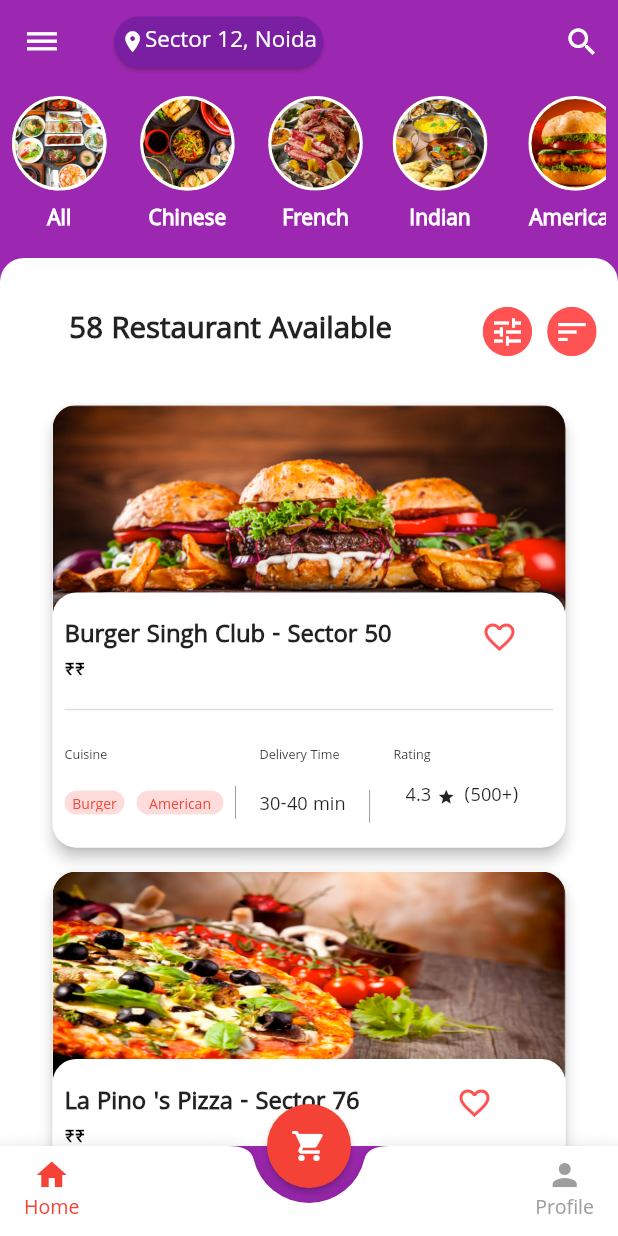
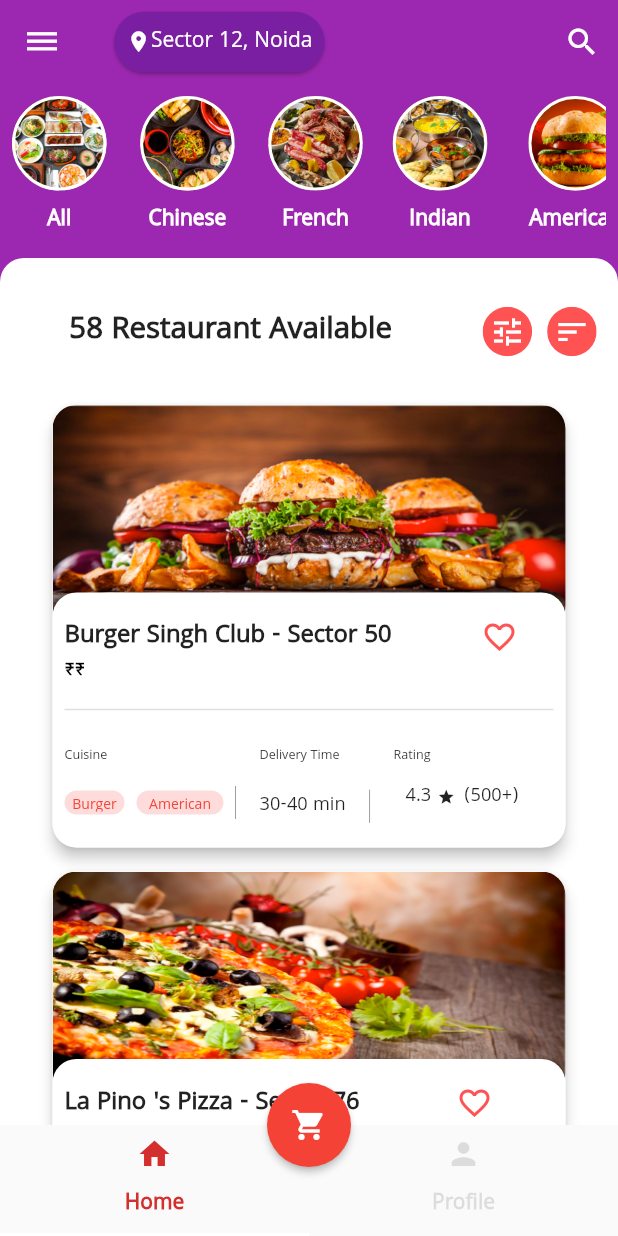
Before and after one commit to cagladogancay/flutter_food_delivery_ui, a Flutter app: the screen it shows after launch, on a phone screen of 412 x 824 dp. Run offline on Flutter 3.47's test engine with Material 2 defaults, Android fonts, the phone set to English and light mode, and no system bars.

```diff
--- a/lib/core/init/themes/theme.dart
+++ b/lib/core/init/themes/theme.dart
@@ -70,37 +70,37 @@ final ThemeData myTheme = ThemeData(
   textTheme: TextTheme(
     headline1: TextStyle(
       color: Color(0x8a000000),
-      fontSize: null,
+      fontSize: 50,
       fontWeight: FontWeight.w400,
       fontStyle: FontStyle.normal,
     ),
     headline2: TextStyle(
       color: Color(0x8a000000),
-      fontSize: null,
+      fontSize: 40,
       fontWeight: FontWeight.w400,
       fontStyle: FontStyle.normal,
     ),
     headline3: TextStyle(
       color: Color(0x8a000000),
-      fontSize: null,
+      fontSize: 30,
       fontWeight: FontWeight.w400,
       fontStyle: FontStyle.normal,
     ),
     headline4: TextStyle(
       color: Color(0x8a000000),
-      fontSize: null,
+      fontSize: 20,
       fontWeight: FontWeight.w400,
       fontStyle: FontStyle.normal,
     ),
     headline5: TextStyle(
       color: Color(0xdd000000),
-      fontSize: null,
+      fontSize: 15,
       fontWeight: FontWeight.w400,
       fontStyle: FontStyle.normal,
     ),
     headline6: TextStyle(
       color: Color(0xdd000000),
-      fontSize: null,
+      fontSize: 12,
       fontWeight: FontWeight.w400,
       fontStyle: FontStyle.normal,
     ),
@@ -150,37 +150,37 @@ final ThemeData myTheme = ThemeData(
   primaryTextTheme: TextTheme(
     headline1: TextStyle(
       color: Color(0xb3ffffff),
-      fontSize: null,
+      fontSize: 50,
       fontWeight: FontWeight.w400,
       fontStyle: FontStyle.normal,
     ),
     headline2: TextStyle(
       color: Color(0xb3ffffff),
-      fontSize: null,
+      fontSize: 40,
       fontWeight: FontWeight.w400,
       fontStyle: FontStyle.normal,
     ),
     headline3: TextStyle(
       color: Color(0xb3ffffff),
-      fontSize: null,
+      fontSize: 30,
       fontWeight: FontWeight.w400,
       fontStyle: FontStyle.normal,
     ),
     headline4: TextStyle(
       color: Color(0xb3ffffff),
-      fontSize: null,
+      fontSize: 20,
       fontWeight: FontWeight.w400,
       fontStyle: FontStyle.normal,
     ),
     headline5: TextStyle(
       color: Color(0xffffffff),
-      fontSize: null,
+      fontSize: 15,
       fontWeight: FontWeight.w400,
       fontStyle: FontStyle.normal,
     ),
     headline6: TextStyle(
       color: Color(0xffffffff),
-      fontSize: null,
+      fontSize: 12,
       fontWeight: FontWeight.w400,
       fontStyle: FontStyle.normal,
     ),
--- a/lib/core/view/widgets/card/place_text_card.dart
+++ b/lib/core/view/widgets/card/place_text_card.dart
@@ -6,7 +6,7 @@ class PlaceTextCard extends StatelessWidget {
   PlaceTextCard({Key key, @required this.text}) : super(key: key);
   @override
   Widget build(BuildContext context) {
-    final dynamicWidth = MediaQuery.of(context).size.width * 0.01;
+    final dynamicWidth = MediaQuery.of(context).size.width * 0.02;
     final dynamicHeight = MediaQuery.of(context).size.height * 0.02;
     final currentTheme = Theme.of(context);
 
@@ -37,8 +37,8 @@ class PlaceTextCard extends StatelessWidget {
   Text buildTextSectorTitle(ThemeData currentTheme) {
     return Text(
       this.text,
-      style: currentTheme.primaryTextTheme.headline6,
-      textScaleFactor: 0.8,
+      textAlign: TextAlign.center,
+      style: currentTheme.primaryTextTheme.headline5,
     );
   }
 }
--- a/lib/food_home.dart
+++ b/lib/food_home.dart
@@ -1,11 +1,11 @@
 import 'package:flutter/material.dart';
-import 'package:fooddeliveryflutter/core/init/constants/string_constants.dart';
-import 'package:fooddeliveryflutter/core/utility/view_helper.dart';
-import 'package:fooddeliveryflutter/food_body.dart';
-import 'package:fooddeliveryflutter/profile.dart';
 
 import 'card.dart';
+import 'core/init/constants/string_constants.dart';
+import 'core/utility/view_helper.dart';
 import 'core/view/widgets/card/place_text_card.dart';
+import 'food_body.dart';
+import 'profile.dart';
 
 class FoodHome extends StatefulWidget {
   @override
@@ -16,9 +16,8 @@ class _FoodHomeState extends State<FoodHome> {
   ViewHelper viewHelper = ViewHelper.instance;
   StringConstants stringConstants = StringConstants();
   int currentTab = 0;
-  final List<Widget> screens = [
+  List<Widget> tabbarViews = [
     FoodBody(),
-    Cards(),
     Profile(),
   ];
 
@@ -32,23 +31,45 @@ class _FoodHomeState extends State<FoodHome> {
 
   @override
   Widget build(BuildContext context) {
-    return Scaffold(
+    return DefaultTabController(
+      length: tabbarViews.length,
+      child: Scaffold(
           appBar: AppBar(
             elevation: 0,
             centerTitle: false,
             leading: buildMenuIconButton(),
-        title: PlaceTextCard(
-          text: stringConstants.foodHomeTitleText,
-        ),
+            title: PlaceTextCard(text: stringConstants.foodHomeTitleText),
             actions: <Widget>[buildSearchIconButton()],
           ),
           backgroundColor: Colors.purple,
-      body: PageStorage(
-        child: currentScreen,
-        bucket: bucket,
-      ),
-      floatingActionButtonLocation: FloatingActionButtonLocation.centerDocked,
-      floatingActionButton: FloatingActionButton(
+          body: TabBarView(children: [
+            FoodBody(),
+            Profile(),
+          ]),
+          floatingActionButtonLocation:
+              FloatingActionButtonLocation.centerDocked,
+          floatingActionButton: buildFloatingActionButton(),
+          bottomNavigationBar: buildBottomContainer()),
+    );
+  }
+
+  Container buildBottomContainer() {
+    return Container(
+      color: currentTheme.canvasColor,
+      child: TabBar(
+          labelColor: currentTheme.errorColor,
+          unselectedLabelColor: currentTheme.dividerColor,
+          labelStyle: currentTheme.textTheme.headline5
+              .copyWith(fontWeight: FontWeight.bold),
+          tabs: [
+            Tab(icon: Icon(Icons.home), text: "Home"),
+            Tab(icon: Icon(Icons.person), text: "Profile")
+          ]),
+    );
+  }
+
+  FloatingActionButton buildFloatingActionButton() {
+    return FloatingActionButton(
       backgroundColor: Colors.red,
       onPressed: () {
         setState(() {
@@ -60,79 +81,6 @@ class _FoodHomeState extends State<FoodHome> {
         Icons.shopping_cart,
       ),
       elevation: 2.0,
-      ),
-      bottomNavigationBar: BottomAppBar(
-        child: Container(
-          width: MediaQuery.of(context).size.width,
-          height: 60,
-          child: Row(
-            mainAxisAlignment: MainAxisAlignment.spaceBetween,
-            children: <Widget>[
-              Row(
-                crossAxisAlignment: CrossAxisAlignment.start,
-                children: <Widget>[
-                  MaterialButton(
-                    minWidth: 40,
-                    onPressed: () {
-                      setState(() {
-                        currentScreen = FoodBody();
-                        currentTab = 0;
-                      });
-                    },
-                    child: Column(
-                      mainAxisAlignment: MainAxisAlignment.center,
-                      children: <Widget>[
-                        Icon(
-                          Icons.home,
-                          color: currentTab == 0 ? Colors.red : Colors.grey,
-                        ),
-                        Text(
-                          'Home',
-                          style: TextStyle(
-                            color: currentTab == 0 ? Colors.red : Colors.grey,
-                          ),
-                        ),
-                      ],
-                    ),
-                  ),
-                ],
-              ),
-              Row(
-                crossAxisAlignment: CrossAxisAlignment.start,
-                children: <Widget>[
-                  MaterialButton(
-                    minWidth: 40,
-                    onPressed: () {
-                      setState(() {
-                        currentScreen = Profile();
-                        currentTab = 2;
-                      });
-                    },
-                    child: Column(
-                      mainAxisAlignment: MainAxisAlignment.center,
-                      children: <Widget>[
-                        Icon(
-                          Icons.person,
-                          color: currentTab == 2 ? Colors.red : Colors.grey,
-                        ),
-                        Text(
-                          'Profile',
-                          style: TextStyle(
-                            color: currentTab == 2 ? Colors.red : Colors.grey,
-                          ),
-                        ),
-                      ],
-                    ),
-                  )
-                ],
-              )
-            ],
-          ),
-        ),
-        shape: CircularNotchedRectangle(),
-        color: Colors.white,
-        notchMargin: 10,
-      ),
     );
   }
 
```
Lines whose indentation alone changed are shown as unchanged.
